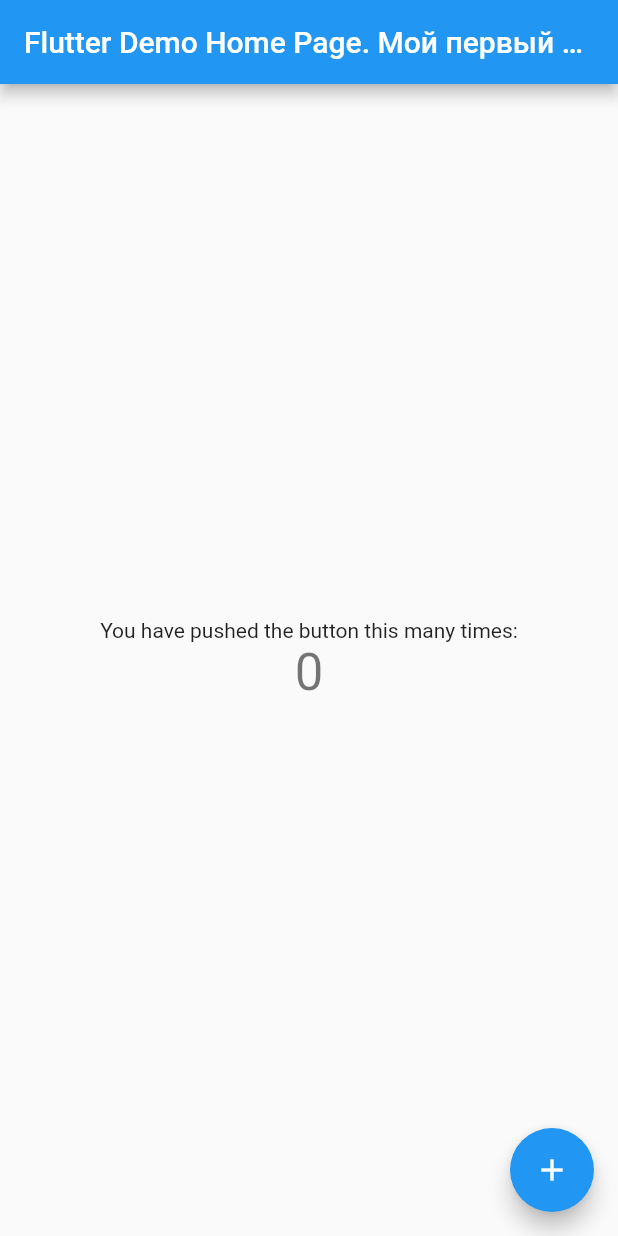
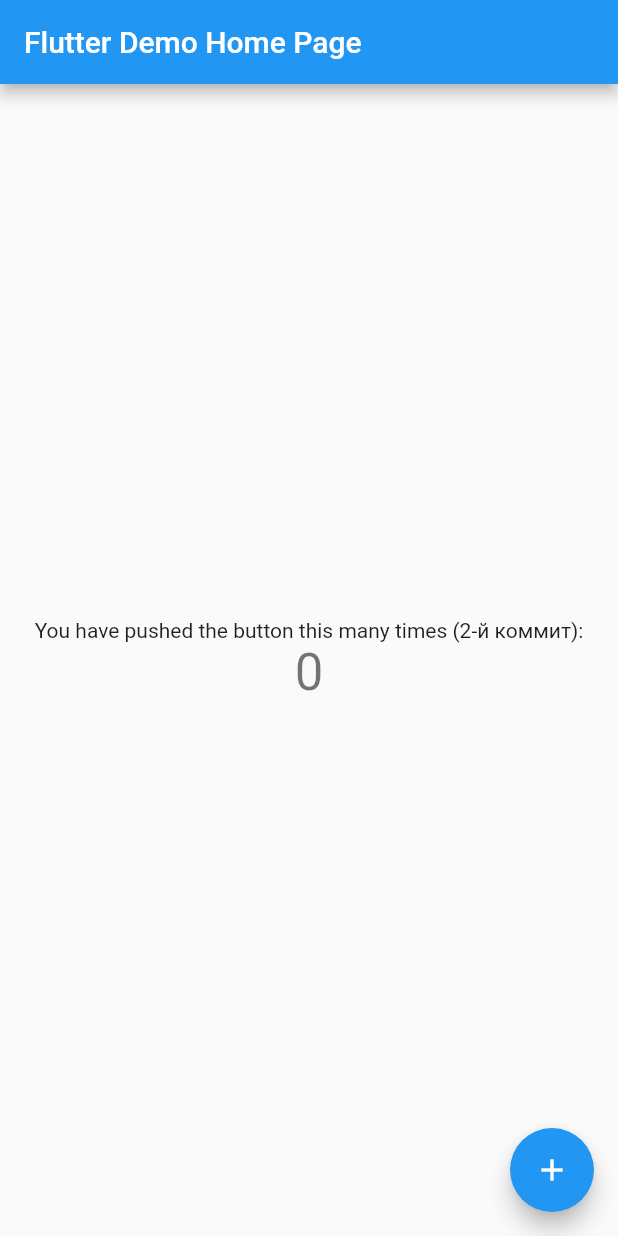
Before and after one commit to alexgogotov/places, a Flutter app: the screen it shows after launch, on a phone screen of 412 x 824 dp. Run offline on Flutter 3.47's test engine with Material 2 defaults, Android fonts, the phone set to English and light mode, and no system bars.

Commit message:
Добавлено новое описание счетчика

```diff
--- a/lib/main.dart
+++ b/lib/main.dart
@@ -26,7 +26,7 @@ class MyApp extends StatelessWidget {
         // closer together (more dense) than on mobile platforms.
         visualDensity: VisualDensity.adaptivePlatformDensity,
       ),
-      home: MyHomePage(title: 'Flutter Demo Home Page. Мой первый коммит'),
+      home: MyHomePage(title: 'Flutter Demo Home Page'),
     );
   }
 }
@@ -98,7 +98,7 @@ class _MyHomePageState extends State<MyHomePage> {
           mainAxisAlignment: MainAxisAlignment.center,
           children: <Widget>[
             Text(
-              'You have pushed the button this many times:',
+              'You have pushed the button this many times (2-й коммит):',
             ),
             Text(
               '$_counter',
```
